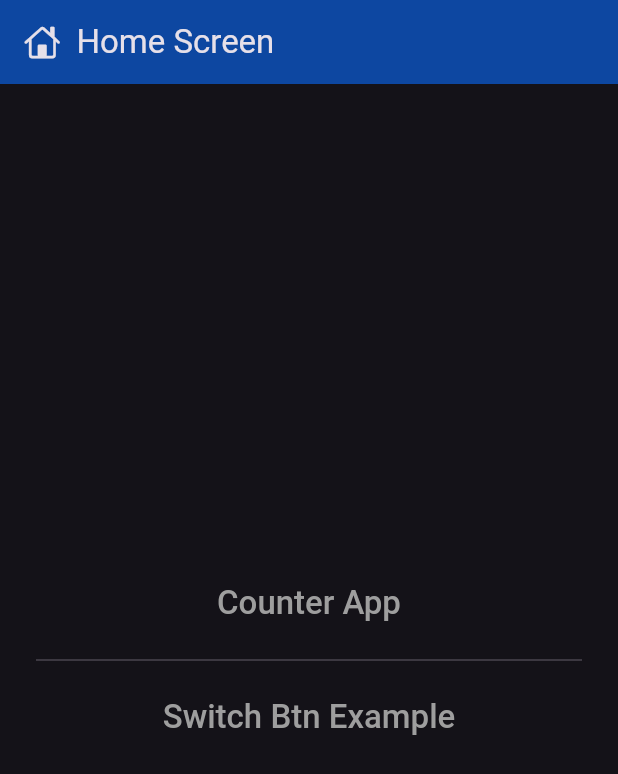
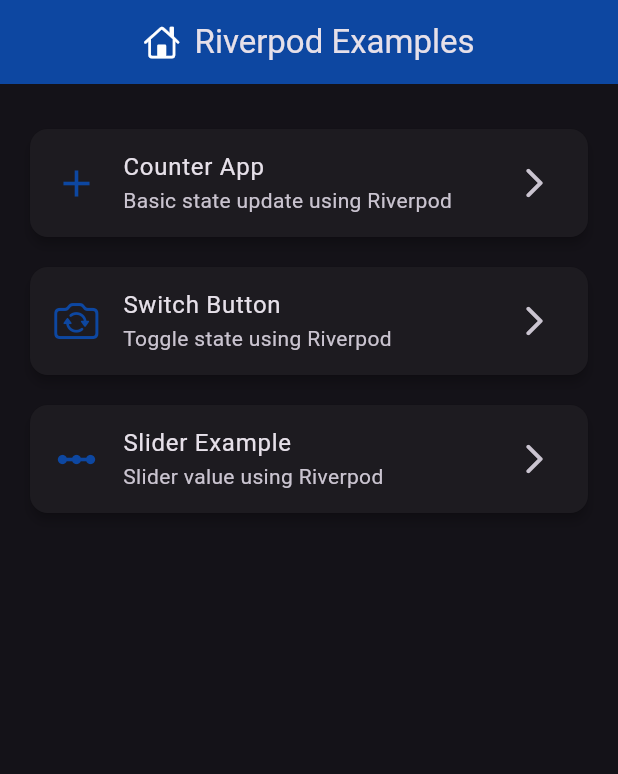
Before and after one commit to Shehryar-dev/riverpod_example, a Flutter app: the screen it shows after launch, on a phone screen of 412 x 824 dp. Shown: the top 774 px of the screen. Run offline on Flutter 3.47's test engine with Material 3 defaults, Android fonts, the phone set to English and light mode, and no system bars; our stand-ins replace device_preview, flutter_riverpod.

Commit message:
Code Updated!

```diff
--- a/lib/examples/slider/slider.dart
+++ b/lib/examples/slider/slider.dart
@@ -0,0 +1,10 @@
+import 'package:flutter/material.dart';
+
+class SliderWidget extends StatelessWidget {
+  const SliderWidget({super.key});
+
+  @override
+  Widget build(BuildContext context) {
+    return const Placeholder();
+  }
+}
--- a/lib/home/home_screen.dart
+++ b/lib/home/home_screen.dart
@@ -1,63 +1,95 @@
 import 'package:flutter/cupertino.dart';
 import 'package:flutter/material.dart';
 import 'package:riverpod_example/examples/counter_app/counter_app.dart';
+import 'package:riverpod_example/examples/slider/slider.dart';
 import 'package:riverpod_example/examples/switch_btn/switch_btn.dart';
+
 
 class HomeScreen extends StatelessWidget {
   const HomeScreen({super.key});
 
   @override
   Widget build(BuildContext context) {
+    final List<_ExampleItem> examples = [
+      _ExampleItem(
+        title: 'Counter App',
+        subtitle: 'Basic state update using Riverpod',
+        icon: Icons.add,
+        destination: const CounterApp(),
+      ),
+      _ExampleItem(
+        title: 'Switch Button',
+        subtitle: 'Toggle state using Riverpod',
+        icon: CupertinoIcons.switch_camera,
+        destination: const SwitchBtn(),
+      ),
+      _ExampleItem(
+        title: 'Slider Example',
+        subtitle: 'Slider value using Riverpod',
+        icon: Icons.linear_scale_outlined,
+        destination: const SliderWidget(),
+      ),
+      // _ExampleItem(
+      //   title: 'Multiple States',
+      //   subtitle: 'Manage multiple states in one screen',
+      //   icon: Icons.dashboard_customize_outlined,
+      //   destination: const MultipleStateExample(),
+      // ),
+    ];
+
     return Scaffold(
       appBar: AppBar(
         backgroundColor: Colors.blue.shade900,
-        title: Row(
+        title: const Row(
           mainAxisSize: MainAxisSize.min,
           children: [
-            Icon(CupertinoIcons.home),
-            SizedBox(width: 11),
-            Text('Home Screen'),
+            Icon(CupertinoIcons.home, color: Colors.white),
+            SizedBox(width: 10),
+            Text('Riverpod Examples'),
           ],
         ),
+        centerTitle: true,
       ),
-
-      body: Center(
-        child: SingleChildScrollView(
-          child: Padding(
-            padding: const EdgeInsets.all(24.0),
-            child: Column(
-              crossAxisAlignment: CrossAxisAlignment.center,
-              mainAxisAlignment: MainAxisAlignment.center,
-              children: [
-
-                InkWell(
-                  onTap: ()=> Navigator.push(context, MaterialPageRoute(builder: (context)=> CounterApp())),
-                  child: Text(
-                    'Counter App',
-                    style: Theme.of(context).textTheme.titleLarge!.apply(
-                      color: Colors.grey,
-                      fontWeightDelta: 1,
-                    ),
-                  ),
-                ),
-                SizedBox(height: 16,),
-                Divider(),
-                SizedBox(height: 16,),
-                InkWell(
-                  onTap: ()=> Navigator.push(context, MaterialPageRoute(builder: (context)=> SwitchBtn())),
-                  child: Text(
-                    'Switch Btn Example',
-                    style: Theme.of(context).textTheme.titleLarge!.apply(
-                      color: Colors.grey,
-                      fontWeightDelta: 1,
-                    ),
-                  ),
-                ),
-              ],
+      body: ListView.builder(
+        padding: const EdgeInsets.all(20),
+        itemCount: examples.length,
+        itemBuilder: (context, index) {
+          final item = examples[index];
+          return Card(
+            margin: const EdgeInsets.symmetric(vertical: 10),
+            elevation: 3,
+            shape: RoundedRectangleBorder(
+              borderRadius: BorderRadius.circular(12),
             ),
-          ),
-        ),
+            child: ListTile(
+              leading: Icon(item.icon, size: 30, color: Colors.blue.shade900),
+              title: Text(item.title),
+              subtitle: Text(item.subtitle),
+              trailing: const Icon(Icons.arrow_forward_ios_rounded),
+              onTap: () {
+                Navigator.push(
+                  context,
+                  MaterialPageRoute(builder: (_) => item.destination),
+                );
+              },
+            ),
+          );
+        },
       ),
     );
   }
 }
+
+class _ExampleItem {
+  final String title;
+  final String subtitle;
+  final IconData icon;
+  final Widget destination;
+
+  const _ExampleItem({
+    required this.title,
+    required this.subtitle,
+    required this.icon,
+    required this.destination,
+  });
+}
```
